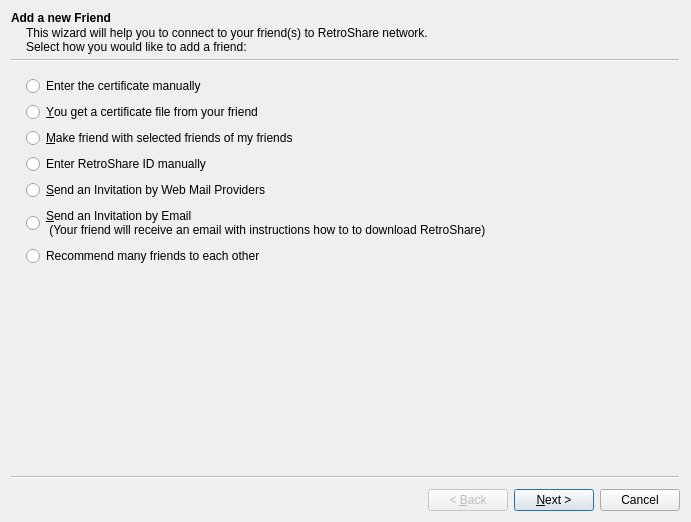
Above: retroshare-gui/src/gui/connect/ConnectFriendWizard.ui from RetroShare/RetroShare before the change. Below: the same form after it.
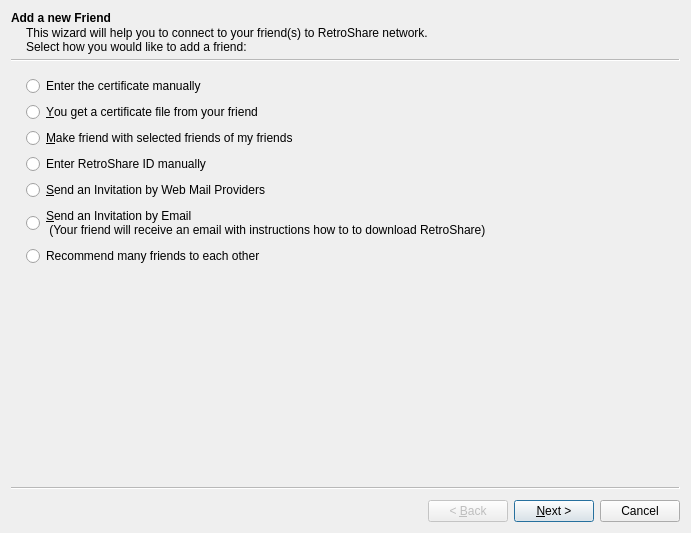
That is the form after the change. Icons and pictures are not drawn. Custom widgets are drawn as their Qt base class.

Commit message: Improving the Certificate Page for Connect Wizard: Added place holder text for Cert Field renamed some strings Improved layout for easy paste key and display the errors.

What changed in the file:
```diff
--- a/retroshare-gui/src/gui/connect/ConnectFriendWizard.ui
+++ b/retroshare-gui/src/gui/connect/ConnectFriendWizard.ui
@@ -7,7 +7,7 @@
     <x>0</x>
     <y>0</y>
     <width>691</width>
-    <height>522</height>
+    <height>533</height>
    </rect>
   </property>
   <property name="windowTitle">
```
Left out of the diff: 87 changed lines with no effect on the pictures. Lines whose indentation alone changed are shown as unchanged. The commit also changes 2 other files.
